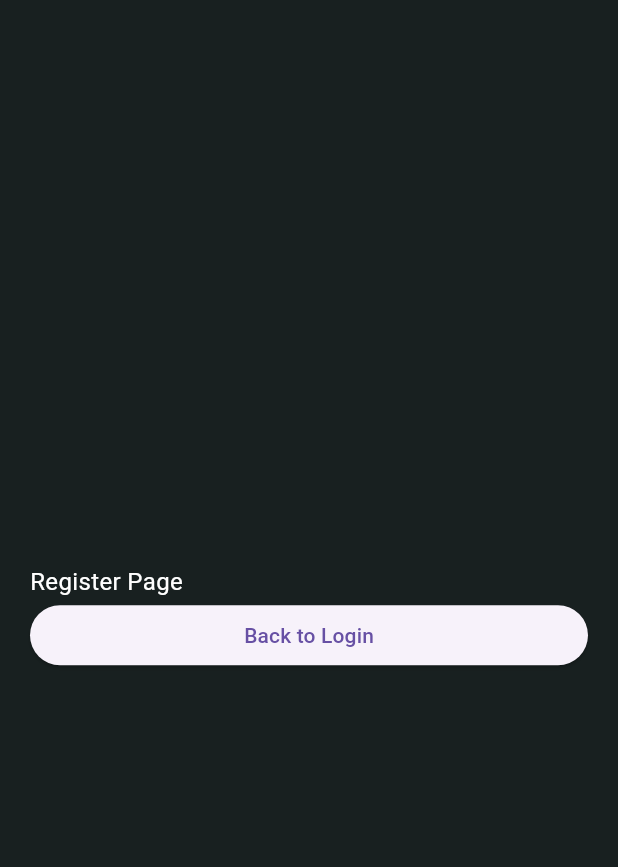
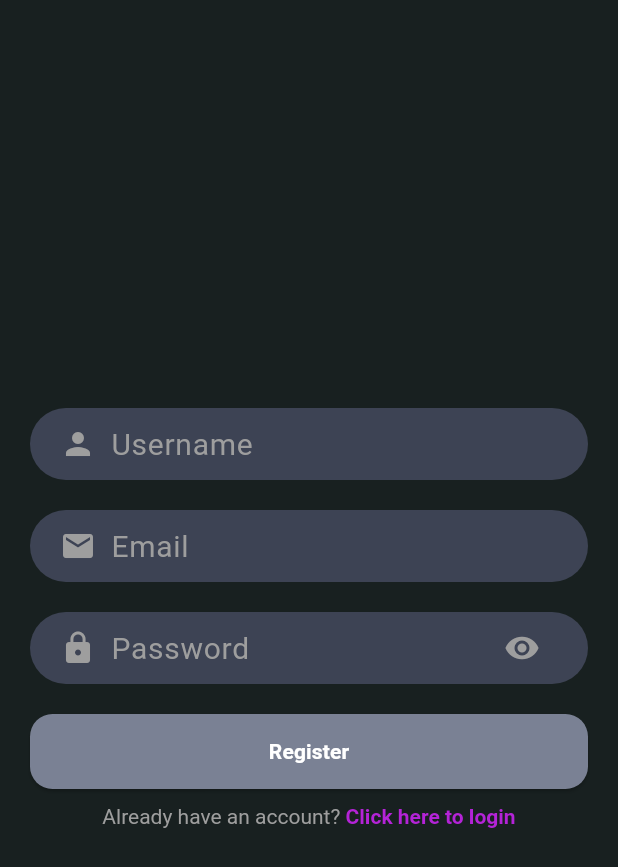
Before and after one commit to massimilianoporzio/wori_app_frontend, a Flutter app: the screen it shows after launch, on a phone screen of 412 x 824 dp. Shown: the top 867 px of the screen. Run offline on Flutter 3.47's test engine with Material 3 defaults, Android fonts, the phone set to English and light mode, and no system bars; our stand-ins replace bloc, equatable, gap, google_fonts; Roboto replaces fonts that are missing (Alegreya Sans).

Commit message:
register page

```diff
--- a/lib/core/theme.dart
+++ b/lib/conf/theme/theme.dart
@@ -10,7 +10,7 @@ class FontSizes {
   static const double xLarge = 32.0;
 }
 
-class DeafultColor {
+class DefaultColors {
   static const Color myGrey = Colors.grey;
   static const Color greyText = Color(0xFFB3B9C9);
   static const Color wihteText = Color(0xFFFFFFFF);
@@ -20,6 +20,7 @@ class DeafultColor {
   static const Color messageListPage = Color(0xFF292F3F);
   static const Color buttonColor = Color(0xFF7A8194);
   static const Color backgroundColor = Color(0xFF182020);
+  static const Color linkColor = Color(0xFFb423d7);
 }
 
 class AppTheme {
@@ -27,27 +28,27 @@ class AppTheme {
     useMaterial3: true,
     primaryColor: Colors.white,
     fontFamily: GoogleFonts.alegreyaSans().fontFamily,
-    scaffoldBackgroundColor: DeafultColor.backgroundColor,
+    scaffoldBackgroundColor: DefaultColors.backgroundColor,
     textTheme: TextTheme(
       titleMedium: GoogleFonts.alegreyaSans(
         fontSize: FontSizes.medium,
-        color: DeafultColor.wihteText,
+        color: DefaultColors.wihteText,
       ),
       titleLarge: GoogleFonts.alegreyaSans(
         fontSize: FontSizes.large,
-        color: DeafultColor.wihteText,
+        color: DefaultColors.wihteText,
       ),
       bodySmall: GoogleFonts.alegreyaSans(
         fontSize: FontSizes.small,
-        color: DeafultColor.greyText,
+        color: DefaultColors.greyText,
       ),
       bodyMedium: GoogleFonts.alegreyaSans(
         fontSize: FontSizes.standard,
-        color: DeafultColor.wihteText,
+        color: DefaultColors.wihteText,
       ),
       bodyLarge: GoogleFonts.alegreyaSans(
         fontSize: FontSizes.medium,
-        color: DeafultColor.wihteText,
+        color: DefaultColors.wihteText,
       ),
     ),
   );
--- a/lib/features/auth/presentation/pages/register_page.dart
+++ b/lib/features/auth/presentation/pages/register_page.dart
@@ -1,4 +1,8 @@
 import 'package:flutter/material.dart';
+import 'package:gap/gap.dart';
+import 'package:wori_app_frontend/features/auth/presentation/widgets/auth_button.dart';
+import 'package:wori_app_frontend/features/auth/presentation/widgets/auth_prompt.dart';
+import 'package:wori_app_frontend/features/auth/presentation/widgets/text_input.dart';
 
 class RegisterPage extends StatefulWidget {
   const RegisterPage({super.key});
@@ -9,23 +13,73 @@ class RegisterPage extends StatefulWidget {
 
 class _RegisterPageState extends State<RegisterPage> {
   @override
+  void dispose() {
+    _emailController.dispose();
+    _passwordController.dispose();
+    _usernameController.dispose();
+    super.dispose();
+  }
+
+  final TextEditingController _emailController = TextEditingController();
+  final TextEditingController _passwordController = TextEditingController();
+  final TextEditingController _usernameController = TextEditingController();
+
+  void _showInputValues() {
+    final email = _emailController.text;
+    final password = _passwordController.text;
+    final username = _usernameController.text;
+
+    // You can handle the input values here, e.g., send them to a server
+    print(
+      'Email: $email, Password: $password, Username: $username',
+    );
+  }
+
+  @override
   Widget build(BuildContext context) {
     return Scaffold(
       body: Center(
         child: Padding(
           padding: const EdgeInsets.all(20),
+          child: ConstrainedBox(
+            constraints: const BoxConstraints(minWidth: 280, maxWidth: 400),
             child: Column(
               mainAxisAlignment: MainAxisAlignment.center,
               crossAxisAlignment: CrossAxisAlignment.stretch,
               children: [
-              const Text('Register Page'),
-              ElevatedButton(
+                TextInput(
+                  controller: _usernameController,
+                  icon: Icons.person,
+                  hintText: 'Username',
+                ),
+                Gap(20),
+                TextInput(
+                  controller: _emailController,
+                  icon: Icons.email,
+                  hintText: 'Email',
+                ),
+                Gap(20),
+                TextInput(
+                  controller: _passwordController,
+                  icon: Icons.lock,
+                  isPassword: true,
+                  hintText: 'Password',
+                ),
+                Gap(20),
+                AuthButton(
+                  text: "Register",
                   onPressed: () {
-                  Navigator.pop(context);
+                    //Handle registration logic here
+                    _showInputValues();
                   },
-                child: const Text('Back to Login'),
+                ),
+                Gap(10),
+                AuthPrompt(
+                  text: "Already have an account?",
+                  linkText: "Click here to login",
                 ),
               ],
+            ),
           ),
         ),
       ),
--- /dev/null
+++ b/lib/features/auth/presentation/widgets/auth_button.dart
@@ -0,0 +1,34 @@
+import 'package:flutter/material.dart';
+import 'package:wori_app_frontend/conf/theme/theme.dart';
+
+class AuthButton extends StatelessWidget {
+  final String text;
+  final VoidCallback onPressed;
+  const AuthButton({
+    super.key,
+
+    required this.text,
+    required this.onPressed,
+  });
+
+  @override
+  Widget build(BuildContext context) {
+    return ElevatedButton(
+      onPressed: onPressed,
+      style: ElevatedButton.styleFrom(
+        backgroundColor: DefaultColors.buttonColor,
+        shape: RoundedRectangleBorder(
+          borderRadius: BorderRadius.circular(15),
+        ),
+        padding: const EdgeInsets.symmetric(horizontal: 20, vertical: 15),
+      ),
+      child: Text(
+        text,
+        style: const TextStyle(
+          color: Colors.white,
+          fontWeight: FontWeight.bold,
+        ),
+      ),
+    );
+  }
+}
--- /dev/null
+++ b/lib/features/auth/presentation/widgets/auth_prompt.dart
@@ -0,0 +1,41 @@
+import 'package:flutter/material.dart';
+import 'package:wori_app_frontend/conf/theme/theme.dart';
+
+class AuthPrompt extends StatelessWidget {
+  final VoidCallback? onTap;
+  final String text;
+  final String linkText;
+  const AuthPrompt({
+    super.key,
+    this.onTap,
+    required this.text,
+    required this.linkText,
+  });
+
+  @override
+  Widget build(BuildContext context) {
+    return Center(
+      child: GestureDetector(
+        onTap: onTap,
+        child: RichText(
+          text: TextSpan(
+            text: text,
+            style: const TextStyle(
+              color: Colors.grey,
+            ),
+            children: [
+              TextSpan(
+                mouseCursor: SystemMouseCursors.click,
+                text: ' $linkText',
+                style: const TextStyle(
+                  color: DefaultColors.linkColor,
+                  fontWeight: FontWeight.bold,
+                ),
+              ),
+            ],
+          ),
+        ),
+      ),
+    );
+  }
+}
--- /dev/null
+++ b/lib/features/auth/presentation/widgets/text_input.dart
@@ -0,0 +1,68 @@
+import 'package:flutter/material.dart';
+import 'package:gap/gap.dart';
+import 'package:wori_app_frontend/conf/theme/theme.dart';
+
+class TextInput extends StatefulWidget {
+  final TextEditingController controller;
+  final IconData icon;
+  final String? hintText;
+  final bool isPassword;
+
+  const TextInput({
+    super.key,
+    required this.controller,
+    this.isPassword = false,
+    required this.icon,
+    this.hintText,
+  });
+
+  @override
+  State<TextInput> createState() => _TextInputState();
+}
+
+class _TextInputState extends State<TextInput> {
+  bool isPasswordVisible = false;
+  @override
+  Widget build(BuildContext context) {
+    return Container(
+      decoration: BoxDecoration(
+        color: DefaultColors.sentMessageInput,
+        borderRadius: BorderRadius.circular(25),
+      ),
+      padding: const EdgeInsets.symmetric(horizontal: 20),
+      child: Row(
+        children: [
+          Icon(
+            widget.icon,
+            color: Colors.grey,
+          ),
+          Gap(10),
+          Expanded(
+            child: TextField(
+              style: const TextStyle(color: Colors.white),
+              controller: widget.controller,
+              obscureText: widget.isPassword && !isPasswordVisible,
+              decoration: InputDecoration(
+                hintText: widget.hintText,
+                hintStyle: const TextStyle(color: Colors.grey),
+                border: InputBorder.none,
+              ),
+            ),
+          ),
+          if (widget.isPassword)
+            IconButton(
+              icon: const Icon(
+                Icons.visibility,
+                color: Colors.grey,
+              ),
+              onPressed: () {
+                setState(() {
+                  isPasswordVisible = !isPasswordVisible;
+                });
+              },
+            ),
+        ],
+      ),
+    );
+  }
+}
--- a/lib/features/chat/presentation/pages/chat_page.dart
+++ b/lib/features/chat/presentation/pages/chat_page.dart
@@ -1,7 +1,7 @@
 import 'package:flutter/material.dart';
 import 'package:gap/gap.dart';
 import 'package:wori_app_frontend/core/extensions.dart';
-import 'package:wori_app_frontend/core/theme.dart';
+import 'package:wori_app_frontend/conf/theme/theme.dart';
 import 'package:wori_app_frontend/features/chat/domain/entities/message.dart';
 import 'package:wori_app_frontend/features/chat/presentation/widgets/message_input.dart';
 import 'package:wori_app_frontend/features/chat/presentation/widgets/message_widget.dart';
@@ -19,7 +19,7 @@ class ChatPage extends StatelessWidget {
         actions: [
           IconButton(
             icon: const Icon(Icons.search),
-            color: DeafultColor.wihteText,
+            color: DefaultColors.wihteText,
             onPressed: () {
               // Implement search functionality
             },
--- a/lib/features/chat/presentation/widgets/message_input.dart
+++ b/lib/features/chat/presentation/widgets/message_input.dart
@@ -1,6 +1,6 @@
 import 'package:flutter/material.dart';
 import 'package:gap/gap.dart';
-import 'package:wori_app_frontend/core/theme.dart';
+import 'package:wori_app_frontend/conf/theme/theme.dart';
 
 class MessageInput extends StatelessWidget {
   const MessageInput({super.key});
@@ -9,7 +9,7 @@ class MessageInput extends StatelessWidget {
   Widget build(BuildContext context) {
     return Container(
       decoration: BoxDecoration(
-        color: DeafultColor.sentMessageInput,
+        color: DefaultColors.sentMessageInput,
         borderRadius: BorderRadius.circular(25),
       ),
       margin: const EdgeInsets.all(25),
--- a/lib/features/chat/presentation/widgets/message_widget.dart
+++ b/lib/features/chat/presentation/widgets/message_widget.dart
@@ -1,5 +1,5 @@
 import 'package:flutter/material.dart';
-import 'package:wori_app_frontend/core/theme.dart';
+import 'package:wori_app_frontend/conf/theme/theme.dart';
 import 'package:wori_app_frontend/features/chat/domain/entities/message.dart';
 
 class MessageWidget extends StatelessWidget {
@@ -22,8 +22,8 @@ class MessageWidget extends StatelessWidget {
         padding: const EdgeInsets.all(15),
         decoration: BoxDecoration(
           color: type == MessageType.received
-              ? DeafultColor.receiverMessage
-              : DeafultColor.senderMessage,
+              ? DefaultColors.receiverMessage
+              : DefaultColors.senderMessage,
           borderRadius: BorderRadius.circular(15),
         ),
         child: Text(message, style: Theme.of(context).textTheme.bodyMedium),
--- a/lib/features/messages/presentation/pages/messages_page.dart
+++ b/lib/features/messages/presentation/pages/messages_page.dart
@@ -1,7 +1,7 @@
 import 'package:flutter/material.dart';
 import 'package:gap/gap.dart';
 import 'package:wori_app_frontend/core/extensions.dart';
-import 'package:wori_app_frontend/core/theme.dart';
+import 'package:wori_app_frontend/conf/theme/theme.dart';
 import 'package:wori_app_frontend/features/messages/presentation/widgets/message_tile.dart';
 import 'package:wori_app_frontend/features/messages/presentation/widgets/recent_contact.dart';
 
@@ -82,7 +82,7 @@ class MessagesPage extends StatelessWidget {
                   child: Container(
                     margin: const EdgeInsets.only(bottom: 10),
                     decoration: BoxDecoration(
-                      color: DeafultColor.messageListPage,
+                      color: DefaultColors.messageListPage,
                       borderRadius: BorderRadius.only(
                         topLeft: Radius.circular(30),
                         topRight: Radius.circular(30),
--- a/lib/features/messages/presentation/widgets/message_tile.dart
+++ b/lib/features/messages/presentation/widgets/message_tile.dart
@@ -1,5 +1,5 @@
 import 'package:flutter/material.dart';
-import 'package:wori_app_frontend/core/theme.dart';
+import 'package:wori_app_frontend/conf/theme/theme.dart';
 import 'package:wori_app_frontend/utils/utils.dart';
 
 class MessageTile extends StatelessWidget {
@@ -36,14 +36,14 @@ class MessageTile extends StatelessWidget {
       subtitle: Text(
         lastMessage,
         style: Theme.of(context).textTheme.bodyLarge!.copyWith(
-          color: DeafultColor.myGrey,
+          color: DefaultColors.myGrey,
           overflow: TextOverflow.ellipsis,
         ),
       ),
       trailing: Text(
         time,
         style: Theme.of(context).textTheme.bodySmall!.copyWith(
-          color: DeafultColor.myGrey,
+          color: DefaultColors.myGrey,
         ),
       ),
     );
--- a/lib/main.dart
+++ b/lib/main.dart
@@ -3,7 +3,7 @@ import 'dart:ui';
 import 'package:flutter/foundation.dart';
 import 'package:flutter/material.dart';
 import 'package:flutter/services.dart';
-import 'package:wori_app_frontend/core/theme.dart';
+import 'package:wori_app_frontend/conf/theme/theme.dart';
 import 'package:wori_app_frontend/features/auth/presentation/pages/register_page.dart';
 
 class MyCustomScrollBehavior extends MaterialScrollBehavior {
```
Lines whose indentation alone changed are shown as unchanged.
